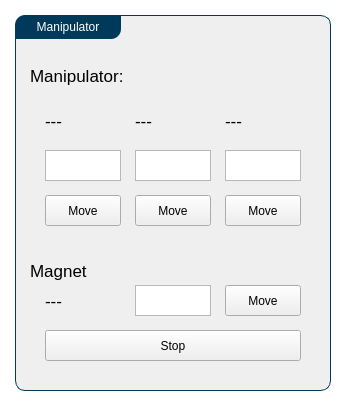
Qt form Utils/ursapqConsoleResources/manipulator.ui (pnjun/UrsaPQ-Manager) before a commit.
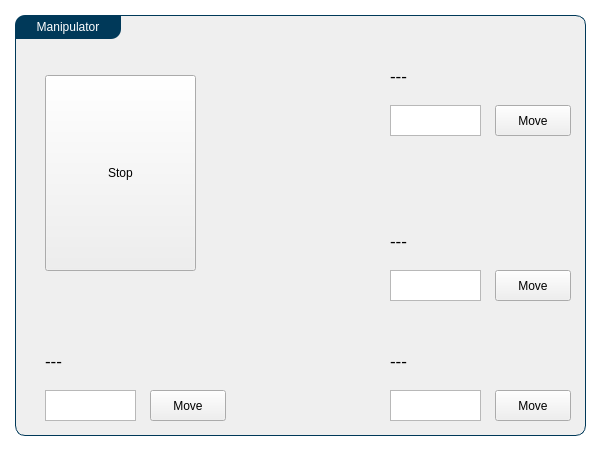
The same form after that commit. Icons and pictures are not drawn.

Commit message: picture for manipulator motion

```diff
--- a/Utils/ursapqConsoleResources/manipulator.ui
+++ b/Utils/ursapqConsoleResources/manipulator.ui
@@ -6,8 +6,8 @@
    <rect>
     <x>0</x>
     <y>0</y>
-    <width>351</width>
-    <height>403</height>
+    <width>602</width>
+    <height>450</height>
    </rect>
   </property>
   <property name="windowTitle">
@@ -44,119 +44,50 @@
      <rect>
       <x>15</x>
       <y>15</y>
-      <width>316</width>
-      <height>376</height>
+      <width>571</width>
+      <height>421</height>
      </rect>
     </property>
     <property name="title">
      <string>Manipulator</string>
     </property>
-    <widget class="QWidget" name="widget" native="true">
-     <property name="geometry">
-      <rect>
-       <x>15</x>
-       <y>75</y>
-       <width>286</width>
-       <height>46</height>
-      </rect>
-     </property>
-     <widget class="QLabel" name="pos_x">
-      <property name="geometry">
-       <rect>
-        <x>15</x>
-        <y>15</y>
-        <width>76</width>
-        <height>31</height>
-       </rect>
-      </property>
-      <property name="text">
-       <string>---</string>
-      </property>
-     </widget>
-     <widget class="QLabel" name="pos_y">
-      <property name="geometry">
-       <rect>
-        <x>105</x>
-        <y>15</y>
-        <width>76</width>
-        <height>31</height>
-       </rect>
-      </property>
-      <property name="text">
-       <string>---</string>
-      </property>
-     </widget>
-     <widget class="QLabel" name="pos_z">
-      <property name="geometry">
-       <rect>
-        <x>195</x>
-        <y>15</y>
-        <width>76</width>
-        <height>31</height>
-       </rect>
-      </property>
-      <property name="text">
-       <string>---</string>
-      </property>
-     </widget>
-    </widget>
-    <widget class="QLabel" name="label_10">
-     <property name="geometry">
-      <rect>
-       <x>15</x>
-       <y>45</y>
-       <width>226</width>
-       <height>31</height>
-      </rect>
-     </property>
-     <property name="text">
-      <string>Manipulator:</string>
-     </property>
-    </widget>
     <widget class="QWidget" name="widget_2" native="true">
      <property name="geometry">
       <rect>
-       <x>15</x>
-       <y>120</y>
-       <width>286</width>
-       <height>106</height>
+       <x>360</x>
+       <y>15</y>
+       <width>211</width>
+       <height>406</height>
       </rect>
      </property>
-     <widget class="QPlainTextEdit" name="pos_x_set">
-      <property name="geometry">
-       <rect>
-        <x>15</x>
-        <y>15</y>
-        <width>76</width>
-        <height>31</height>
-       </rect>
-      </property>
-     </widget>
-     <widget class="QPlainTextEdit" name="pos_y_set">
-      <property name="geometry">
-       <rect>
-        <x>105</x>
-        <y>15</y>
-        <width>76</width>
-        <height>31</height>
-       </rect>
-      </property>
-     </widget>
      <widget class="QPlainTextEdit" name="pos_z_set">
       <property name="geometry">
        <rect>
-        <x>195</x>
-        <y>15</y>
+        <x>15</x>
+        <y>240</y>
+        <width>91</width>
+        <height>31</height>
+       </rect>
+      </property>
+     </widget>
+     <widget class="QPushButton" name="moveButtonZ">
+      <property name="geometry">
+       <rect>
+        <x>120</x>
+        <y>240</y>
         <width>76</width>
         <height>31</height>
        </rect>
       </property>
+      <property name="text">
+       <string>Move</string>
+      </property>
      </widget>
      <widget class="QPushButton" name="moveButtonX">
       <property name="geometry">
        <rect>
-        <x>15</x>
-        <y>60</y>
+        <x>120</x>
+        <y>360</y>
         <width>76</width>
         <height>31</height>
        </rect>
@@ -165,11 +96,70 @@
        <string>Move</string>
       </property>
      </widget>
+     <widget class="QPlainTextEdit" name="pos_x_set">
+      <property name="geometry">
+       <rect>
+        <x>15</x>
+        <y>360</y>
+        <width>91</width>
+        <height>31</height>
+       </rect>
+      </property>
+     </widget>
+     <widget class="QLabel" name="pos_x">
+      <property name="geometry">
+       <rect>
+        <x>15</x>
+        <y>315</y>
+        <width>181</width>
+        <height>31</height>
+       </rect>
+      </property>
+      <property name="text">
+       <string>---</string>
+      </property>
+     </widget>
+     <widget class="QLabel" name="pos_z">
+      <property name="geometry">
+       <rect>
+        <x>15</x>
+        <y>195</y>
+        <width>181</width>
+        <height>31</height>
+       </rect>
+      </property>
+      <property name="text">
+       <string>---</string>
+      </property>
+     </widget>
+     <widget class="QPlainTextEdit" name="pos_y_set">
+      <property name="geometry">
+       <rect>
+        <x>15</x>
+        <y>75</y>
+        <width>91</width>
+        <height>31</height>
+       </rect>
+      </property>
+     </widget>
+     <widget class="QLabel" name="pos_y">
+      <property name="geometry">
+       <rect>
+        <x>15</x>
+        <y>30</y>
+        <width>181</width>
+        <height>31</height>
+       </rect>
+      </property>
+      <property name="text">
+       <string>---</string>
+      </property>
+     </widget>
      <widget class="QPushButton" name="moveButtonY">
       <property name="geometry">
        <rect>
-        <x>105</x>
-        <y>60</y>
+        <x>120</x>
+        <y>75</y>
         <width>76</width>
         <height>31</height>
        </rect>
@@ -178,39 +168,13 @@
        <string>Move</string>
       </property>
      </widget>
-     <widget class="QPushButton" name="moveButtonZ">
-      <property name="geometry">
-       <rect>
-        <x>195</x>
-        <y>60</y>
-        <width>76</width>
-        <height>31</height>
-       </rect>
-      </property>
-      <property name="text">
-       <string>Move</string>
-      </property>
-     </widget>
-    </widget>
-    <widget class="QLabel" name="label_12">
-     <property name="geometry">
-      <rect>
-       <x>15</x>
-       <y>240</y>
-       <width>106</width>
-       <height>31</height>
-      </rect>
-     </property>
-     <property name="text">
-      <string>Magnet</string>
-     </property>
     </widget>
     <widget class="QPlainTextEdit" name="mag_y_set">
      <property name="geometry">
       <rect>
-       <x>120</x>
-       <y>270</y>
-       <width>76</width>
+       <x>30</x>
+       <y>375</y>
+       <width>91</width>
        <height>31</height>
       </rect>
      </property>
@@ -219,8 +183,8 @@
      <property name="geometry">
       <rect>
        <x>30</x>
-       <y>270</y>
-       <width>76</width>
+       <y>330</y>
+       <width>106</width>
        <height>31</height>
       </rect>
      </property>
@@ -231,8 +195,8 @@
     <widget class="QPushButton" name="magnetButton">
      <property name="geometry">
       <rect>
-       <x>210</x>
-       <y>270</y>
+       <x>135</x>
+       <y>375</y>
        <width>76</width>
        <height>31</height>
       </rect>
@@ -245,9 +209,9 @@
      <property name="geometry">
       <rect>
        <x>30</x>
-       <y>315</y>
-       <width>256</width>
-       <height>31</height>
+       <y>60</y>
+       <width>151</width>
+       <height>196</height>
       </rect>
      </property>
      <property name="text">
@@ -260,6 +224,31 @@
       <bool>false</bool>
      </property>
     </widget>
+    <widget class="QLabel" name="background">
+     <property name="geometry">
+      <rect>
+       <x>30</x>
+       <y>30</y>
+       <width>346</width>
+       <height>391</height>
+      </rect>
+     </property>
+     <property name="text">
+      <string/>
+     </property>
+     <property name="pixmap">
+      <pixmap>manipulators.png</pixmap>
+     </property>
+     <property name="scaledContents">
+      <bool>true</bool>
+     </property>
+    </widget>
+    <zorder>background</zorder>
+    <zorder>widget_2</zorder>
+    <zorder>mag_y_set</zorder>
+    <zorder>mag_y</zorder>
+    <zorder>magnetButton</zorder>
+    <zorder>stopButton</zorder>
    </widget>
   </widget>
  </widget>
```
The commit also changes 2 other files.
